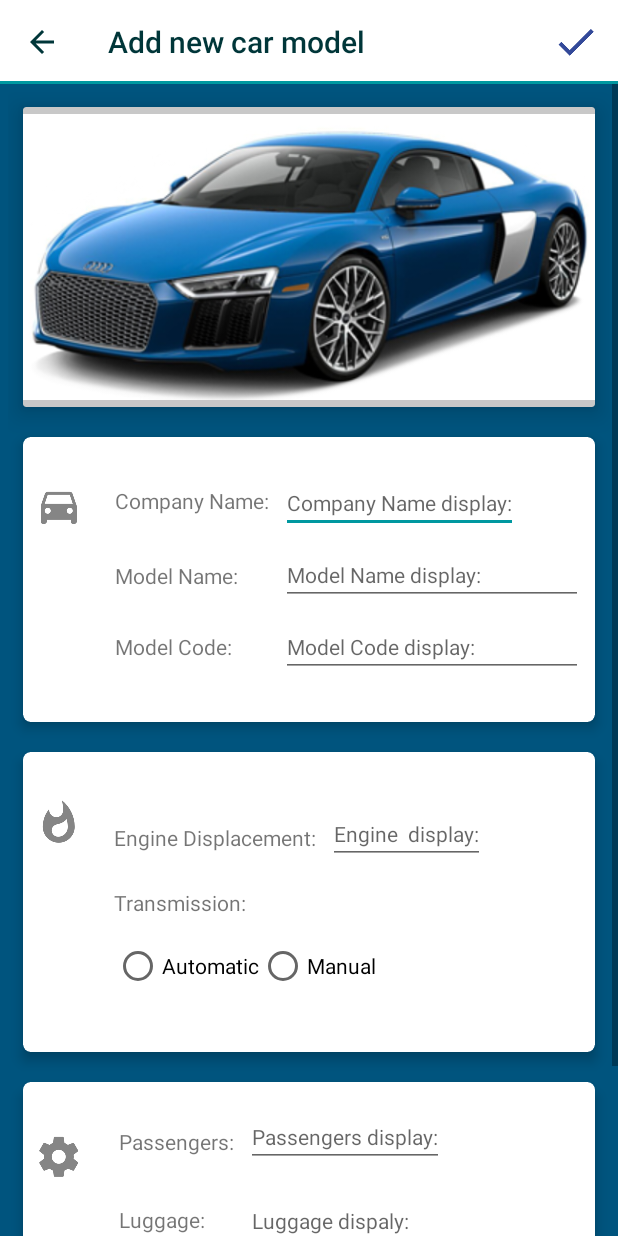
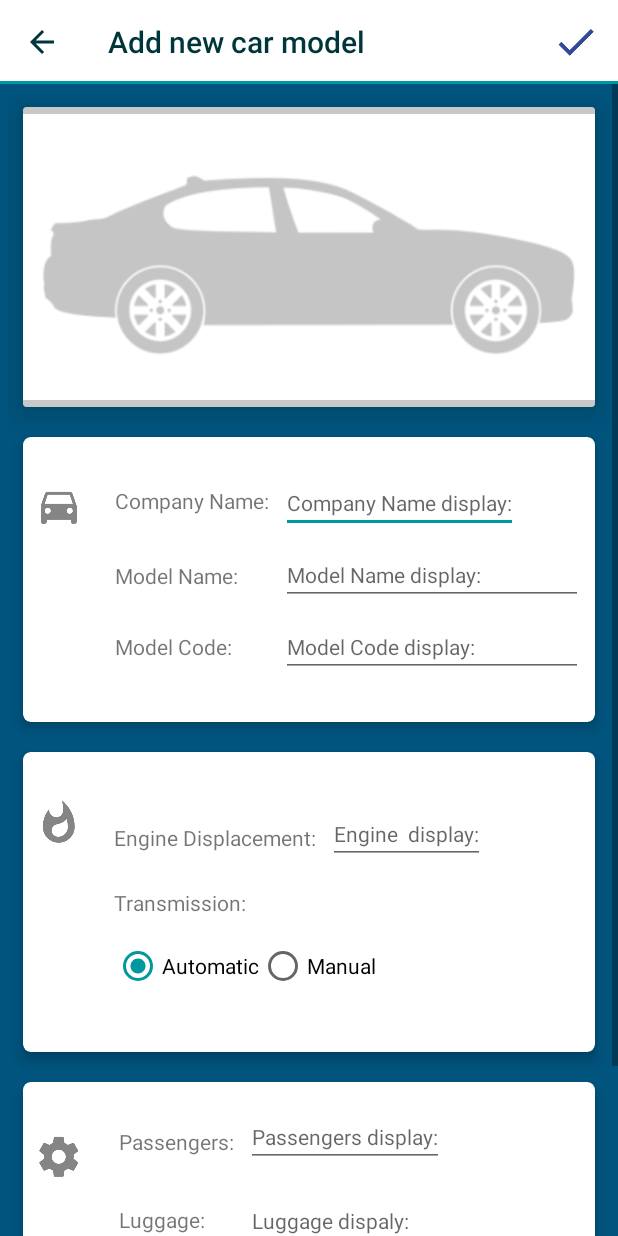
Before and after one commit to megoan/MyApplication2, an Android app: the CarModelEditActivity screen opened directly, with no data from a screen before it, on a phone screen of 412 x 824 dp. Run offline under Robolectric (Android 15) with nearby library versions, the phone set to English and light mode, and no system bars; 1 statement that could not run was skipped.

Commit message:
update:03/12/17 09:35

```diff
--- a/app/src/main/java/com/example/shmuel/myapplication/controller/branches/BranchEditActivity.java
+++ b/app/src/main/java/com/example/shmuel/myapplication/controller/branches/BranchEditActivity.java
@@ -19,6 +19,7 @@ import android.view.View;
 import android.widget.DatePicker;
 import android.widget.EditText;
 import android.widget.ImageView;
+import android.widget.ScrollView;
 import android.widget.TextView;
 import android.widget.Toast;
 
@@ -68,6 +69,7 @@ public class BranchEditActivity extends AppCompatActivity implements DatePickerD
 
 
 
+    ScrollView scrollView;
     TextView numOfCarsText;
 
     EditText numOfSpotsText;
@@ -82,6 +84,7 @@ public class BranchEditActivity extends AppCompatActivity implements DatePickerD
         super.onCreate(savedInstanceState);
         setContentView(R.layout.activity_branch_edit);
 
+        scrollView=findViewById(R.id.branch_scroll_view);
         numOfCarsText=(TextView) findViewById(R.id.numOfCars);
 
         numOfSpotsText=(EditText)findViewById(R.id.numOfSpots);
@@ -457,6 +460,7 @@ public class BranchEditActivity extends AppCompatActivity implements DatePickerD
                 resetView();
                 branch=new Branch();
                 progDailog.dismiss();
+                scrollView.fullScroll(ScrollView.FOCUS_UP);
 
             }
             actionMode.finish();
--- a/app/src/main/java/com/example/shmuel/myapplication/controller/carmodels/CarModelEditActivity.java
+++ b/app/src/main/java/com/example/shmuel/myapplication/controller/carmodels/CarModelEditActivity.java
@@ -17,6 +17,7 @@ import android.widget.EditText;
 import android.widget.ImageView;
 import android.widget.RadioButton;
 import android.widget.RadioGroup;
+import android.widget.ScrollView;
 import android.widget.TextView;
 import android.widget.Toast;
 
@@ -32,6 +33,7 @@ public class CarModelEditActivity extends AppCompatActivity {
     ProgressDialog progDailog;
     public ActionMode actionMode;
     CarModel carModel=new CarModel();
+
     boolean update=false;
     private boolean inUse;
     private String imgUrl;
@@ -47,16 +49,18 @@ public class CarModelEditActivity extends AppCompatActivity {
     EditText luggageText;
     CheckBox acBox;
     ImageView imageView;
-
+    ScrollView scrollView;
 
     @Override
     protected void onCreate(Bundle savedInstanceState) {
         super.onCreate(savedInstanceState);
         setContentView(R.layout.activity_car_model_edit);
+        carModel.setImgURL("@drawable/default_car_image");
         MyActionModeCallbackCarModel callback=new MyActionModeCallbackCarModel();
         actionMode=startActionMode(callback);
         transmission=findViewById(R.id.transmission);
 
+        scrollView=findViewById(R.id.carModel_scroll_view);
         companyNameText=findViewById(R.id.CompanyName_display_textView);
         modelNameText=findViewById(R.id.ModelName_display_textView);
         modelIdText=findViewById(R.id.ModelCode_display_textView);
@@ -69,6 +73,7 @@ public class CarModelEditActivity extends AppCompatActivity {
         acBox=findViewById(R.id.AC_display_textView);
         imageView=findViewById(R.id.Car_imageView);
 
+        automaticRadio.setChecked(true);
         Intent intent =getIntent();
         String update1=intent.getStringExtra("update");
         if(update1.equals("true"))
@@ -277,6 +282,7 @@ public class CarModelEditActivity extends AppCompatActivity {
         passengersText.setText("");
         luggageText.setText("");
         acBox.setChecked(false);
+        engineText.setText("");
     }
     int tryParseInt(String value) {
         try {
@@ -351,6 +357,7 @@ public class CarModelEditActivity extends AppCompatActivity {
                 resetView();
                 carModel=new CarModel();
                 progDailog.dismiss();
+                scrollView.fullScroll(ScrollView.FOCUS_UP);
             }
         }
     }
--- a/app/src/main/java/com/example/shmuel/myapplication/controller/cars/CarEditActivity.java
+++ b/app/src/main/java/com/example/shmuel/myapplication/controller/cars/CarEditActivity.java
@@ -20,6 +20,7 @@ import android.view.View;
 import android.widget.ArrayAdapter;
 import android.widget.EditText;
 import android.widget.ImageView;
+import android.widget.ScrollView;
 import android.widget.Spinner;
 import android.widget.TextView;
 import android.widget.Toast;
@@ -65,6 +66,7 @@ public class CarEditActivity extends AppCompatActivity implements RecyclerViewCl
     FloatingActionButton left;
     ImageView imageView;
     CarModel carModel2;
+    ScrollView scrollView;
 
     @Override
     protected void onCreate(Bundle savedInstanceState) {
@@ -76,6 +78,8 @@ public class CarEditActivity extends AppCompatActivity implements RecyclerViewCl
         mRecyclerView.setLayoutManager(mLayoutManager);
         mAdapter=new CarModelListAdapet(backEndFunc.getAllCarModels(),CarEditActivity.this,this);
         mRecyclerView.setAdapter(mAdapter);
+
+        scrollView=findViewById(R.id.car_scroll_view);
         yearSpinner =(Spinner) findViewById(R.id.yearSpinner);
         branchSpinner=(Spinner)findViewById(R.id.branchSpinner);
         idcar=(EditText)findViewById(R.id.id);
@@ -463,6 +467,7 @@ public class CarEditActivity extends AppCompatActivity implements RecyclerViewCl
                 resetView();
                 car=new Car();
                 progDailog.dismiss();
+                scrollView.fullScroll(ScrollView.FOCUS_UP);
             }
 
         }
--- a/app/src/main/res/layout/activity_branch_edit.xml
+++ b/app/src/main/res/layout/activity_branch_edit.xml
@@ -1,5 +1,7 @@
 <?xml version="1.0" encoding="utf-8"?>
-<ScrollView xmlns:android="http://schemas.android.com/apk/res/android"
+<ScrollView
+    android:id="@+id/branch_scroll_view"
+    xmlns:android="http://schemas.android.com/apk/res/android"
     xmlns:app="http://schemas.android.com/apk/res-auto"
     xmlns:tools="http://schemas.android.com/tools"
     android:layout_width="match_parent"
--- a/app/src/main/res/layout/activity_car_edit.xml
+++ b/app/src/main/res/layout/activity_car_edit.xml
@@ -1,5 +1,7 @@
 <?xml version="1.0" encoding="utf-8"?>
-<ScrollView xmlns:android="http://schemas.android.com/apk/res/android"
+<ScrollView
+    android:id="@+id/car_scroll_view"
+    xmlns:android="http://schemas.android.com/apk/res/android"
     xmlns:app="http://schemas.android.com/apk/res-auto"
     xmlns:tools="http://schemas.android.com/tools"
     android:layout_width="match_parent"
--- a/app/src/main/res/layout/activity_car_model_edit.xml
+++ b/app/src/main/res/layout/activity_car_model_edit.xml
@@ -1,5 +1,6 @@
 <?xml version="1.0" encoding="utf-8"?>
 <ScrollView
+    android:id="@+id/carModel_scroll_view"
     xmlns:android="http://schemas.android.com/apk/res/android"
     xmlns:app="http://schemas.android.com/apk/res-auto"
     xmlns:tools="http://schemas.android.com/tools"
@@ -23,7 +24,7 @@
                 android:id="@+id/Car_imageView"
                 android:layout_width="wrap_content"
                 android:layout_height="wrap_content"
-                android:src="@drawable/audi8_model"
+                android:src="@drawable/default_car_image"
                 android:background="@color/cardview_shadow_start_color" />
         </android.support.v7.widget.CardView>
 
@@ -136,7 +137,8 @@
                     app:layout_constraintLeft_toLeftOf="@+id/ModelName_display_textView"
                     app:layout_constraintRight_toRightOf="parent"
                     app:layout_constraintTop_toBottomOf="@+id/ModelName_display_textView"
-                    app:layout_constraintVertical_bias="0.0" />
+                    app:layout_constraintVertical_bias="0.0"
+                    android:inputType="number"/>
 
                 <ImageView
                     android:layout_width="wrap_content"
```
Also changed, not shown: app/src/main/java/com/example/shmuel/myapplication/controller/MainActivity.java (+8 -0 lines).
